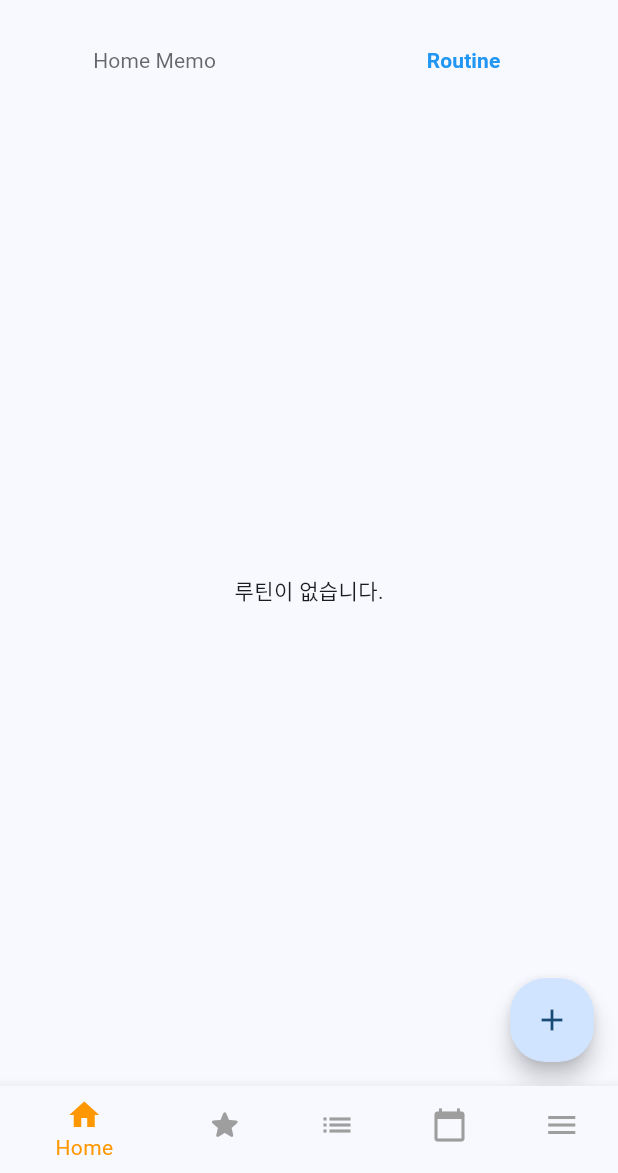
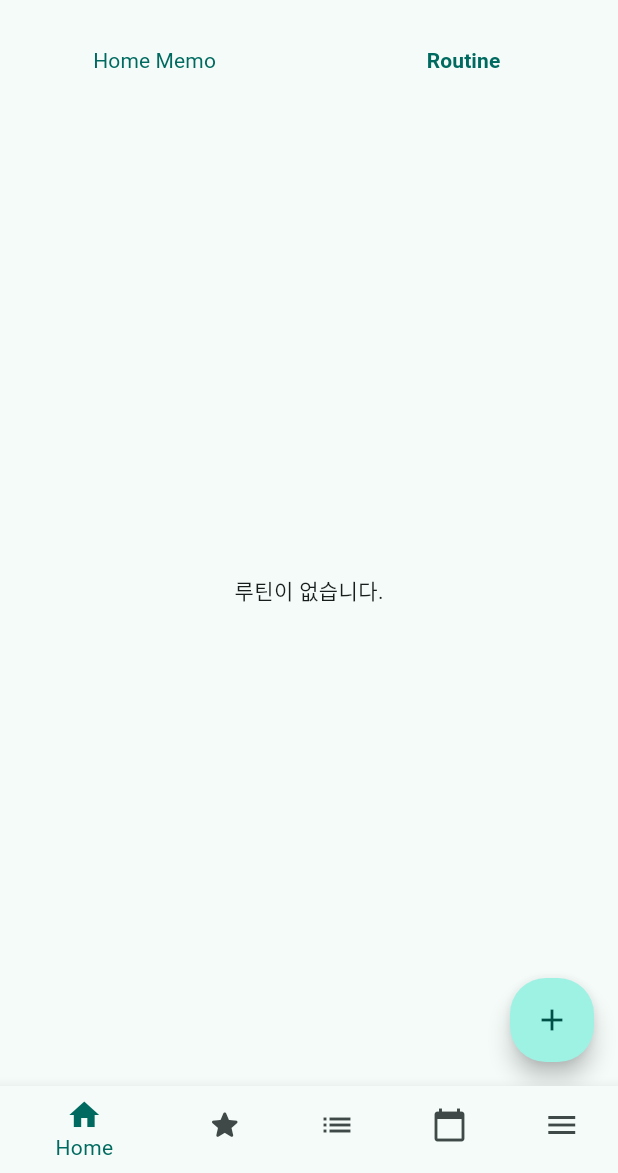
Before and after one commit to choihojean/fitnessapp_capstone, a Flutter app: the HomeScreen screen opened directly with empty values, after a tap on "Routine", on a phone screen of 412 x 824 dp, the part 63-1236 px from its top. Run offline on Flutter 3.47's test engine with Material 3 defaults, Android fonts, the phone set to English and light mode, and no system bars; our stand-ins replace flutter_dotenv, shared_preferences, sqflite, table_calendar; accounts and stored records are empty; network calls fail.

Commit message:
머터리얼 3 적용

```diff
--- a/knufit/lib/home_screen.dart
+++ b/knufit/lib/home_screen.dart
@@ -32,6 +32,8 @@ class _HomeScreenState extends State<HomeScreen> {
 
   @override
   Widget build(BuildContext context) {
+    final selectedColor = Theme.of(context).colorScheme.primary;
+    final unselectedColor = Theme.of(context).colorScheme.onSurfaceVariant;
     return Scaffold(
       body: IndexedStack(
         index: _selectedIndex,
@@ -52,8 +54,8 @@ class _HomeScreenState extends State<HomeScreen> {
           BottomNavigationBarItem(icon: Icon(Icons.menu), label: 'Menu'),
         ],
         currentIndex: _selectedIndex,
-        selectedItemColor: Colors.orange,
-        unselectedItemColor: Colors.grey,
+        selectedItemColor: selectedColor,
+        unselectedItemColor: unselectedColor,
         onTap: _onItemTapped,
       ),
     );
--- a/knufit/lib/screen/home_screen/screen_home_memo.dart
+++ b/knufit/lib/screen/home_screen/screen_home_memo.dart
@@ -76,31 +76,39 @@ class _ScreenHomeMemoState extends State<ScreenHomeMemo> {
         builder: (context, snapshot) {
           // 데이터 로딩 중일 때 로딩 스피너를 표시
           if (snapshot.connectionState == ConnectionState.waiting) {
-            return Center(child: CircularProgressIndicator());
-          }
-          else if (snapshot.hasError) {
+            return const Center(child: CircularProgressIndicator());
+          } else if (snapshot.hasError) {
             return Center(child: Text('Error: ${snapshot.error}'));
-          }
-          else if (!snapshot.hasData || snapshot.data!.isEmpty) {
-            return Center(child: Text('저장된 메모가 없습니다.'));
-          }
-          // 데이터가 성공적으로 로드되었을 때 메모 목록을 표시합니다.
-          else {
+          } else if (!snapshot.hasData || snapshot.data!.isEmpty) {
+            return const Center(child: Text('저장된 메모가 없습니다.'));
+          } else {
+            // 데이터가 성공적으로 로드되었을 때 메모 목록을 카드로 표시합니다.
             final memos = snapshot.data!;
             return ListView.separated(
-              itemCount: memos.length, // 메모 개수만큼 ListTile을 생성
-              separatorBuilder: (context, index) => Divider(), // 메모 간 구분선을 추가
+              padding: const EdgeInsets.all(16),
+              itemCount: memos.length, // 메모 개수만큼 Card를 생성
+              separatorBuilder: (context, index) => const SizedBox(height: 8), // 카드 간 간격 추가
               itemBuilder: (context, index) {
                 final memo = memos[index];
-                return ListTile(
-                  title: Text(memo['title']), // 메모의 제목을 표시
+                return Card(
+                  key: ValueKey(memo['id']),
+                  shape: RoundedRectangleBorder(
+                    borderRadius: BorderRadius.circular(16), // 카드의 모서리를 둥글게 설정
+                    ),
+                  elevation: 4, // 카드의 그림자 효과
+                  margin: const EdgeInsets.symmetric(vertical: 4), // 카드 간 여백 추가
+                  child: ListTile(
+                    title: Text(
+                      memo['title'], // 메모의 제목 표시
+                      style: Theme.of(context).textTheme.bodyLarge,
+                    ),
                     subtitle: Text(
-                    memo['content'], // 메모의 내용을 한 줄로 표시
-                    maxLines: 1, // 최대 1줄까지만 표시
+                      memo['content'], // 메모의 내용 표시 (한 줄로)
+                      maxLines: 1,
                       overflow: TextOverflow.ellipsis, // 넘치는 텍스트는 말줄임표로 표시
                     ),
                     onTap: () async {
-                    /// 메모를 탭하면 상세 화면으로 이동
+                      // 메모를 탭하면 상세 화면으로 이동
                       final result = await Navigator.push(
                         context,
                         MaterialPageRoute(
@@ -110,9 +118,10 @@ class _ScreenHomeMemoState extends State<ScreenHomeMemo> {
                           ),
                         ),
                       );
-                    /// 상세 화면에서 메모가 수정되었다면 목록을 다시 불러옴
+                      // 상세 화면에서 메모가 수정되었다면 목록을 다시 불러옴
                       if (result == true) _reloadMemos();
                     },
+                  ),
                 );
               },
             );
--- a/knufit/lib/screen/home_screen/screen_routine.dart
+++ b/knufit/lib/screen/home_screen/screen_routine.dart
@@ -120,6 +120,7 @@ class _ScreenRoutineState extends State<ScreenRoutine> {
 
   @override
   Widget build(BuildContext context) {
+    final maintheme = Theme.of(context).colorScheme.primary;
     return Scaffold(
       body: trainingList.isEmpty
           ? const Center(child: Text('루틴이 없습니다.'))
@@ -141,7 +142,7 @@ class _ScreenRoutineState extends State<ScreenRoutine> {
                       style: Theme.of(context).textTheme.bodyLarge,
                     ),
                     trailing: IconButton(
-                      icon: const Icon(Icons.delete, color: Colors.red),
+                      icon: Icon(Icons.delete, color: maintheme),
                       tooltip: '루틴 삭제',
                       onPressed: () async {
                         bool? confirmed = await showDialog(
--- a/knufit/lib/screen/screen_home.dart
+++ b/knufit/lib/screen/screen_home.dart
@@ -43,7 +43,7 @@ class _ScreenHomeState extends State<ScreenHome> {
                   child: Text(
                     'Home Memo',
                     style: TextStyle(
-                      color: _selectedTabIndex == 0 ? Colors.blue : const Color.fromARGB(179, 41, 41, 41),
+                      //color: _selectedTabIndex == 0 ? Colors.blue : const Color.fromARGB(179, 41, 41, 41),
                       fontWeight: _selectedTabIndex == 0 ? FontWeight.bold : FontWeight.normal,
                     ),
                   ),
@@ -55,7 +55,7 @@ class _ScreenHomeState extends State<ScreenHome> {
                   child: Text(
                     'Routine',
                     style: TextStyle(
-                      color: _selectedTabIndex == 1 ? Colors.blue : const Color.fromARGB(179, 41, 41, 41),
+                      //color: _selectedTabIndex == 1 ? Colors.blue : const Color.fromARGB(179, 41, 41, 41),
                       fontWeight: _selectedTabIndex == 1 ? FontWeight.bold : FontWeight.normal,
                     ),
                   ),
--- a/knufit/lib/screen/screen_menu.dart
+++ b/knufit/lib/screen/screen_menu.dart
@@ -11,6 +11,8 @@ class ScreenMenu extends StatelessWidget {
 
   @override
   Widget build(BuildContext context) {
+    final maintheme = Theme.of(context).colorScheme.primary;
+    final subtheme = Theme.of(context).colorScheme.onSurfaceVariant;
     // Null 값을 기본값으로 처리
     final String profileImg = user['profile_img'] ?? 'assets/profile_default.jpg';
     final String userName = user['name'] ?? 'Unknown User';
@@ -57,14 +59,14 @@ class ScreenMenu extends StatelessWidget {
           Divider(),
           // 다크 모드 토글 기능 추가
           SwitchListTile(
-            title: Text("다크 모드", style: TextStyle(color: Colors.orange)),
+            title: Text("다크 모드", style: TextStyle(color: maintheme)),
             value: Provider.of<ThemeNotifier>(context).isDarkMode,
             onChanged: (value) {
               Provider.of<ThemeNotifier>(context, listen: false).toggleTheme();
             },
-            secondary: Icon(Icons.brightness_6, color: Colors.orange),
-            activeColor: Colors.deepOrangeAccent,
-            activeTrackColor: Colors.orange,
+            secondary: Icon(Icons.brightness_6, color: maintheme),
+            activeColor: maintheme,
+            activeTrackColor: maintheme,
           ),
         ],
       ),
--- a/knufit/lib/screen/screen_training_list.dart
+++ b/knufit/lib/screen/screen_training_list.dart
@@ -277,6 +277,9 @@ class _ScreenTrainingListState extends State<ScreenTrainingList> {
 
   @override
   Widget build(BuildContext context) {
+    final maintheme = Theme.of(context).colorScheme.primary;
+    final subtheme = Theme.of(context).colorScheme.onSurfaceVariant;
+    final sectheme = Theme.of(context).colorScheme.secondary;
     return Scaffold(
       appBar: AppBar(
         title: Text('운동 목록'),
@@ -304,19 +307,19 @@ class _ScreenTrainingListState extends State<ScreenTrainingList> {
                       : null,
                   border: OutlineInputBorder(
                     borderRadius: BorderRadius.circular(30),
-                    borderSide: BorderSide(color: Colors.orange), // 테두리 색상 설정
+                    borderSide: BorderSide(color: maintheme), // 테두리 색상 설정
                   ),
                   focusedBorder: OutlineInputBorder(
                     borderRadius: BorderRadius.circular(30),
-                    borderSide: BorderSide(color: Colors.orange), // 포커스 시 테두리 색상 설정
+                    borderSide: BorderSide(color: maintheme), // 포커스 시 테두리 색상 설정
                   ),
                   enabledBorder: OutlineInputBorder(
                     borderRadius: BorderRadius.circular(30),
-                    borderSide: BorderSide(color: Colors.orange), // 활성화된 상태의 테두리 색상 설정
+                    borderSide: BorderSide(color: maintheme), // 활성화된 상태의 테두리 색상 설정
                   ),
                   contentPadding: EdgeInsets.symmetric(vertical: 5.0, horizontal: 20.0), // 텍스트 위치 조정
                   hintStyle: TextStyle(
-                    color: Colors.grey, // 힌트 텍스트 색상 설정
+                    color: subtheme, // 힌트 텍스트 색상 설정
                   ),
                 ),
                 onChanged: (value) {
@@ -350,8 +353,8 @@ class _ScreenTrainingListState extends State<ScreenTrainingList> {
                     margin: EdgeInsets.symmetric(horizontal: 4.0),
                     decoration: BoxDecoration(
                       color: selectedTabIndex == index
-                          ? Colors.orange
-                          : Colors.grey.shade300,
+                          ? maintheme
+                          : sectheme,
                       borderRadius: BorderRadius.circular(20),
                     ),
                     child: Text(
@@ -359,7 +362,7 @@ class _ScreenTrainingListState extends State<ScreenTrainingList> {
                       style: TextStyle(
                         color: selectedTabIndex == index
                             ? Colors.white
-                            : Colors.black,
+                            : Colors.white,
                         fontWeight: FontWeight.bold,
                       ),
                     ),
@@ -379,6 +382,8 @@ class _ScreenTrainingListState extends State<ScreenTrainingList> {
   }
 
   Widget buildListView(String category) {
+    final maintheme = Theme.of(context).colorScheme.primary;
+    //final subtheme = Theme.of(context).colorScheme.onSurfaceVariant;
     if (_isLoading) {
       return Center(child: CircularProgressIndicator());
     } else if (_error.isNotEmpty) {
@@ -420,7 +425,7 @@ class _ScreenTrainingListState extends State<ScreenTrainingList> {
               title: Text(exercise.name),
               subtitle: Text(exercise.target),
               trailing: IconButton(
-                icon: Icon(Icons.add, color: Colors.orange),
+                icon: Icon(Icons.add, color: maintheme),
                 onPressed: () {
                   _showRoutinesBottomSheet(exercise.id);
                 },
--- a/knufit/lib/theme_notifier.dart
+++ b/knufit/lib/theme_notifier.dart
@@ -1,84 +1,103 @@
 import 'package:flutter/material.dart';
 
-/// ThemeNotifier는 앱의 다크 모드 및 라이트 모드를 전환할 수 있도록 하는 클래스입니다.
-/// ChangeNotifier를 상속받아 상태 변경 시 UI를 업데이트합니다.
+/// `ThemeNotifier`는 앱의 테마(다크 모드와 라이트 모드)를 전환하기 위해 사용하는 클래스입니다.
+/// `ChangeNotifier`를 상속받아 상태 변경 시 UI를 자동으로 업데이트할 수 있도록 합니다.
 class ThemeNotifier extends ChangeNotifier {
-  // 다크 모드 여부를 나타내는 변수 (기본값은 라이트 모드)
+  // 현재 다크 모드가 활성화되어 있는지를 나타내는 변수입니다.
+  // 기본값은 `false`로, 라이트 모드가 기본 모드입니다.
   bool _isDarkMode = false;
 
-  // 현재 다크 모드 여부를 반환
+  // 현재 다크 모드 활성화 여부를 반환합니다.
   bool get isDarkMode => _isDarkMode;
 
-  // 현재 테마를 반환 (다크 모드면 다크 테마, 아니면 라이트 테마)
+  // 현재 테마를 반환합니다.
+  // `_isDarkMode`가 `true`일 경우 다크 테마를, `false`일 경우 라이트 테마를 반환합니다.
   ThemeData get currentTheme => _isDarkMode ? _darkTheme : _lightTheme;
 
-  // 테마 전환 메서드 (다크 모드와 라이트 모드를 토글)
+  /// 테마 전환 메서드입니다.
+  /// 이 메서드는 현재 모드의 반대 모드로 전환하고,
+  /// `notifyListeners()`를 호출하여 상태 변경을 알립니다.
   void toggleTheme() {
-    _isDarkMode = !_isDarkMode;
-    notifyListeners(); // 상태 변경 알림
+    _isDarkMode = !_isDarkMode; // 현재 모드의 반대로 변경
+    notifyListeners(); // UI 업데이트 알림
   }
 }
 
-/// 공통 라이트 테마 (Material 3 적용)
+/// 라이트 테마 설정 (Material 3 적용)
+/// `ThemeData`는 앱의 전반적인 스타일과 색상을 정의합니다.
 final ThemeData _lightTheme = ThemeData(
-  useMaterial3: true,
-  colorScheme: ColorScheme.fromSeed(seedColor: Colors.blue),
+  useMaterial3: true, // Material 3 디자인 시스템 적용
+  colorScheme: ColorScheme.fromSeed(seedColor: Colors.teal), // 색상 팔레트를 teal 색상으로 설정
   textTheme: const TextTheme(
+    // 큰 제목 스타일 정의
     displayLarge: TextStyle(
       fontSize: 32,
       fontWeight: FontWeight.bold,
-      fontFamily: 'Roboto',
+      fontFamily: 'Roboto', // Roboto 폰트 사용
     ),
+    // 본문 텍스트 스타일 정의
     bodyLarge: TextStyle(
       fontSize: 16,
       fontFamily: 'Roboto',
     ),
   ),
   cardTheme: CardTheme(
+    // 카드 스타일 정의 (모서리 둥글기 설정)
     shape: RoundedRectangleBorder(
       borderRadius: BorderRadius.all(Radius.circular(16)),
     ),
-    margin: const EdgeInsets.all(10),
+    margin: const EdgeInsets.all(10), // 카드의 기본 여백 설정
   ),
   floatingActionButtonTheme: FloatingActionButtonThemeData(
+    // FloatingActionButton 스타일 정의 (모서리 둥글기 설정)
     shape: RoundedRectangleBorder(
       borderRadius: BorderRadius.all(Radius.circular(24)),
     ),
   ),
   dialogTheme: DialogTheme(
+    // 다이얼로그 스타일 정의 (모서리 둥글기 설정)
     shape: RoundedRectangleBorder(
       borderRadius: BorderRadius.all(Radius.circular(24)),
     ),
   ),
 );
 
-/// 공통 다크 테마 (Material 3 적용)
+/// 다크 테마 설정 (Material 3 적용)
+/// `ThemeData`는 앱의 다크 모드 스타일과 색상을 정의합니다.
 final ThemeData _darkTheme = ThemeData(
-  useMaterial3: true,
-  colorScheme: ColorScheme.fromSeed(seedColor: Colors.deepPurple, brightness: Brightness.dark),
+  useMaterial3: true, // Material 3 디자인 시스템 적용
+  colorScheme: ColorScheme.fromSeed(
+    seedColor: Colors.teal, // 색상 팔레트를 deepPurple 색상으로 설정
+    brightness: Brightness.dark, // 다크 모드 적용
+  ),
   textTheme: const TextTheme(
+    // 큰 제목 스타일 정의
     displayLarge: TextStyle(
       fontSize: 32,
       fontWeight: FontWeight.bold,
       fontFamily: 'Roboto',
     ),
+    // 본문 텍스트 스타일 정의
     bodyLarge: TextStyle(
       fontSize: 16,
       fontFamily: 'Roboto',
     ),
   ),
   cardTheme: CardTheme(
+    // 카드 스타일 정의 (모서리 둥글기 설정)
     shape: RoundedRectangleBorder(
       borderRadius: BorderRadius.all(Radius.circular(16)),
     ),
-    margin: const EdgeInsets.all(10),
+    margin: const EdgeInsets.all(10), // 카드의 기본 여백 설정
   ),
   floatingActionButtonTheme: FloatingActionButtonThemeData(
+    // FloatingActionButton 스타일 정의 (모서리 둥글기 설정)
     shape: RoundedRectangleBorder(
       borderRadius: BorderRadius.all(Radius.circular(24)),
     ),
   ),
   dialogTheme: DialogTheme(
+    // 다이얼로그 스타일 정의 (모서리 둥글기 설정)
     shape: RoundedRectangleBorder(
       borderRadius: BorderRadius.all(Radius.circular(24)),
     ),
```
Lines whose indentation alone changed are shown as unchanged.
